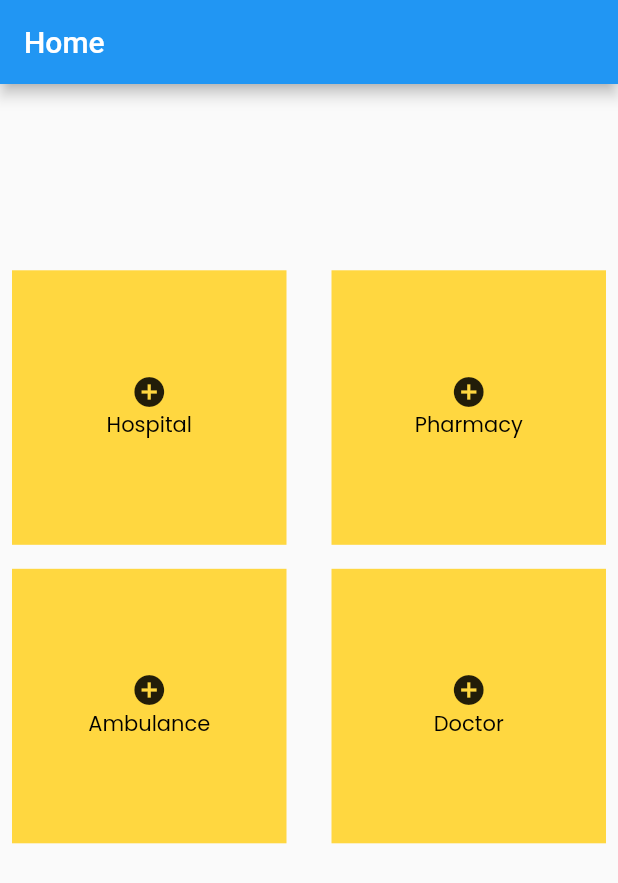
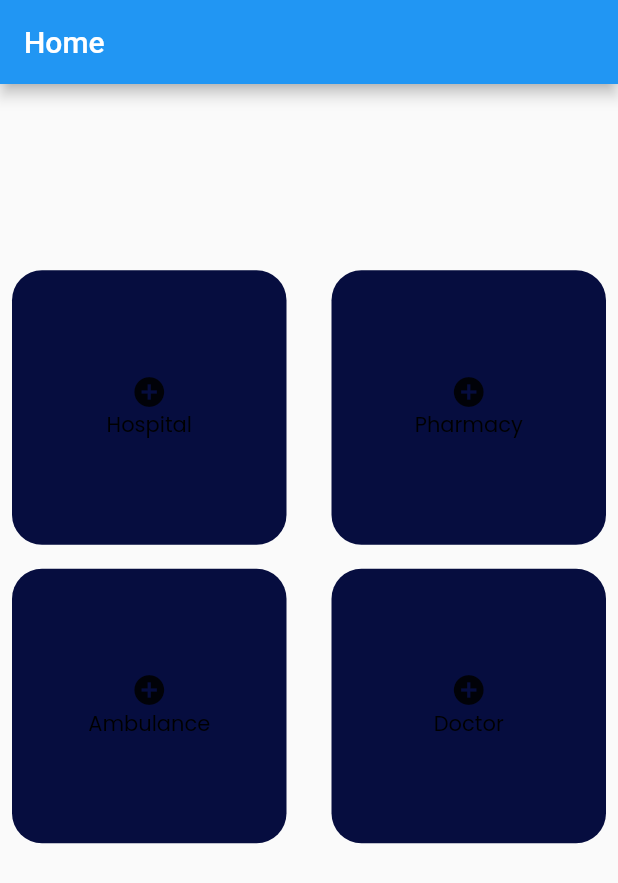
Before and after one commit to MoeYasir/Enlightenment, a Flutter app: the screen it shows after launch, on a phone screen of 412 x 824 dp. Shown: the top 883 px of the screen. Run offline on Flutter 3.47's test engine with Material 2 defaults, Android fonts, the phone set to English and light mode, and no system bars; our stand-ins replace flutter_easyloading, google_fonts, ionicons, parse_server_sdk_flutter, shared_preferences.

Commit message:
info added

```diff
--- a/lib/presentation/widgets/home_grid_tile.dart
+++ b/lib/presentation/widgets/home_grid_tile.dart
@@ -1,5 +1,7 @@
 import 'package:flutter/material.dart';
 import 'package:health_providers/secondTryDesign/signup.dart';
+
+import '../../constants.dart';
 
 class HomeGridTile extends StatelessWidget {
   final IconData icon;
@@ -12,12 +14,15 @@ class HomeGridTile extends StatelessWidget {
   Widget build(BuildContext context) {
     return GestureDetector(
       child: Container(
-        color: Colors.amberAccent,
+        decoration: BoxDecoration(
+          borderRadius: BorderRadius.circular(20),
+          color: kButtonColor1,
+        ),
         child: Column(
           crossAxisAlignment: CrossAxisAlignment.center,
           mainAxisAlignment: MainAxisAlignment.center,
           children: [Icon(Icons.add_circle), Text(title)],
-        ),
+                  ),
       ),
       onTap: () {
         Navigator.of(context).push(
@@ -26,18 +31,4 @@ class HomeGridTile extends StatelessWidget {
       },
     );
   }
-// getAppPages(String pageName) {
-//     switch (pageName) {
-//       case 'Hospital':
-//         return DashboardContents();
-//       case 'Pharmacy':
-//         return UserDetails();
-//       case 'Ambulance':
-//         return CarDetails();
-//       case 'Doctor':
-//         return TripsPage();
-
-//     }
-//   }
-
 }
```
Also changed, not shown: lib/main.dart (+0 -9 lines).
